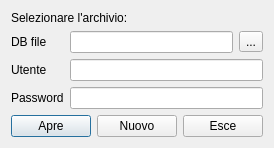
This is src/dbdialog.ui in mtonin/gestcassa as Qt 5 draws it before an edit. The edited form follows.
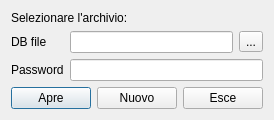
This is the edited form.

```diff
--- a/src/dbdialog.ui
+++ b/src/dbdialog.ui
@@ -6,8 +6,8 @@
    <rect>
     <x>0</x>
     <y>0</y>
-    <width>238</width>
-    <height>142</height>
+    <width>257</width>
+    <height>118</height>
    </rect>
   </property>
   <property name="windowTitle">
@@ -23,6 +23,9 @@
    </item>
    <item>
     <layout class="QFormLayout" name="formLayout">
+     <property name="fieldGrowthPolicy">
+      <enum>QFormLayout::AllNonFixedFieldsGrow</enum>
+     </property>
      <item row="0" column="0">
       <widget class="QLabel" name="label">
        <property name="text">
@@ -45,24 +48,18 @@
       </layout>
      </item>
      <item row="1" column="0">
-      <widget class="QLabel" name="label_2">
-       <property name="text">
-        <string>Utente</string>
-       </property>
-      </widget>
-     </item>
-     <item row="1" column="1">
-      <widget class="QLineEdit" name="utente"/>
-     </item>
-     <item row="2" column="0">
       <widget class="QLabel" name="label_3">
        <property name="text">
         <string>Password</string>
        </property>
       </widget>
      </item>
-     <item row="2" column="1">
-      <widget class="QLineEdit" name="password"/>
+     <item row="1" column="1">
+      <widget class="QLineEdit" name="password">
+       <property name="echoMode">
+        <enum>QLineEdit::Password</enum>
+       </property>
+      </widget>
      </item>
     </layout>
    </item>
```
